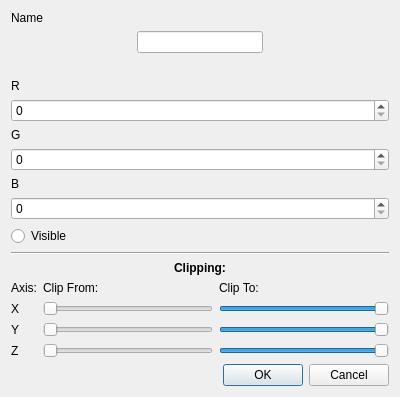
The window that CAD_VIEWER/optiondialog.ui (JPC0405/2024_GROUP_20) describes before a commit, drawn with Qt 5.
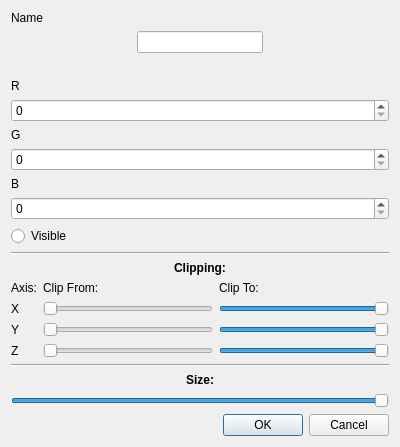
The same window after the commit.

Patch:
```diff
--- a/CAD_VIEWER/optiondialog.ui
+++ b/CAD_VIEWER/optiondialog.ui
@@ -257,6 +257,53 @@
      </item>
     </layout>
    </item>
+   <item>
+    <widget class="Line" name="line_2">
+     <property name="orientation">
+      <enum>Qt::Orientation::Horizontal</enum>
+     </property>
+    </widget>
+   </item>
+   <item>
+    <widget class="QLabel" name="label_12">
+     <property name="font">
+      <font>
+       <bold>true</bold>
+      </font>
+     </property>
+     <property name="text">
+      <string>Size:</string>
+     </property>
+     <property name="alignment">
+      <set>Qt::AlignmentFlag::AlignCenter</set>
+     </property>
+    </widget>
+   </item>
+   <item>
+    <widget class="QSlider" name="sizeSlider">
+     <property name="maximum">
+      <number>100</number>
+     </property>
+     <property name="singleStep">
+      <number>1</number>
+     </property>
+     <property name="value">
+      <number>100</number>
+     </property>
+     <property name="sliderPosition">
+      <number>100</number>
+     </property>
+     <property name="orientation">
+      <enum>Qt::Orientation::Horizontal</enum>
+     </property>
+     <property name="invertedAppearance">
+      <bool>false</bool>
+     </property>
+     <property name="invertedControls">
+      <bool>false</bool>
+     </property>
+    </widget>
+   </item>
    <item>
     <widget class="QDialogButtonBox" name="buttonBox">
      <property name="orientation">
```
